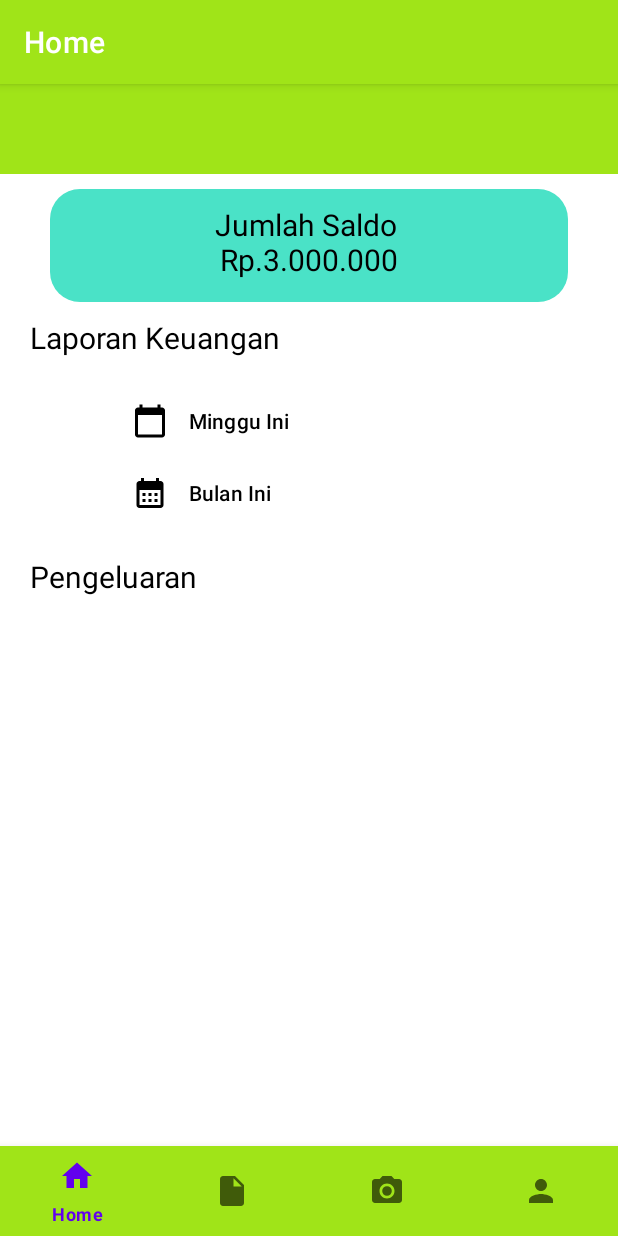
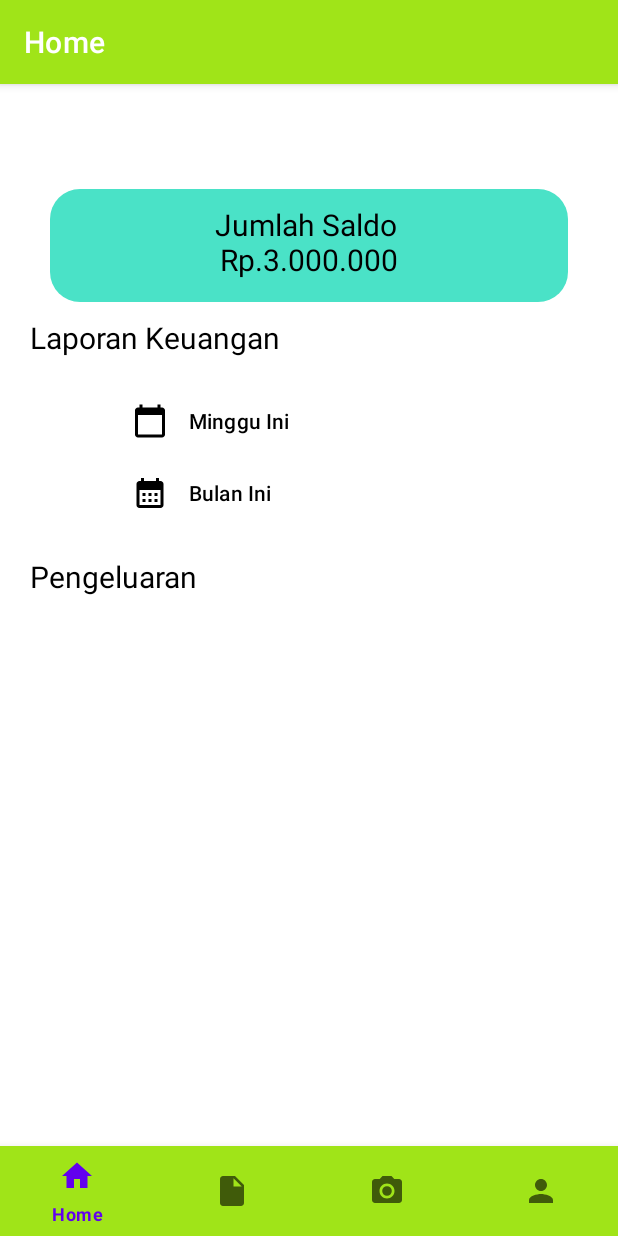
Before and after one commit to adityafadhilh/UAS-Mobile-App, an Android app: the MainActivity screen opened directly, with no data from a screen before it, on a phone screen of 412 x 824 dp. Run offline under Robolectric (Android 15) with nearby library versions, the phone set to English and light mode, and no system bars.

Commit message:
Perbaiki toolbar

```diff
--- a/app/src/main/res/layout/activity_main.xml
+++ b/app/src/main/res/layout/activity_main.xml
@@ -26,12 +26,12 @@
         android:layout_height="match_parent"
         android:orientation="vertical">
 
-        <androidx.appcompat.widget.Toolbar
-            android:id="@+id/toolbar"
-            android:layout_width="match_parent"
-            android:layout_height="60dp"
-            android:background="#A0E418"
-            android:minHeight="?attr/actionBarSize"
-            android:theme="?attr/actionBarTheme" />
+<!--        <androidx.appcompat.widget.Toolbar-->
+<!--            android:id="@+id/toolbar"-->
+<!--            android:layout_width="match_parent"-->
+<!--            android:layout_height="60dp"-->
+<!--            android:background="#A0E418"-->
+<!--            android:minHeight="?attr/actionBarSize"-->
+<!--            android:theme="?attr/actionBarTheme" />-->
     </LinearLayout>
 </RelativeLayout>
```
Also changed, not shown: 23 other files.
